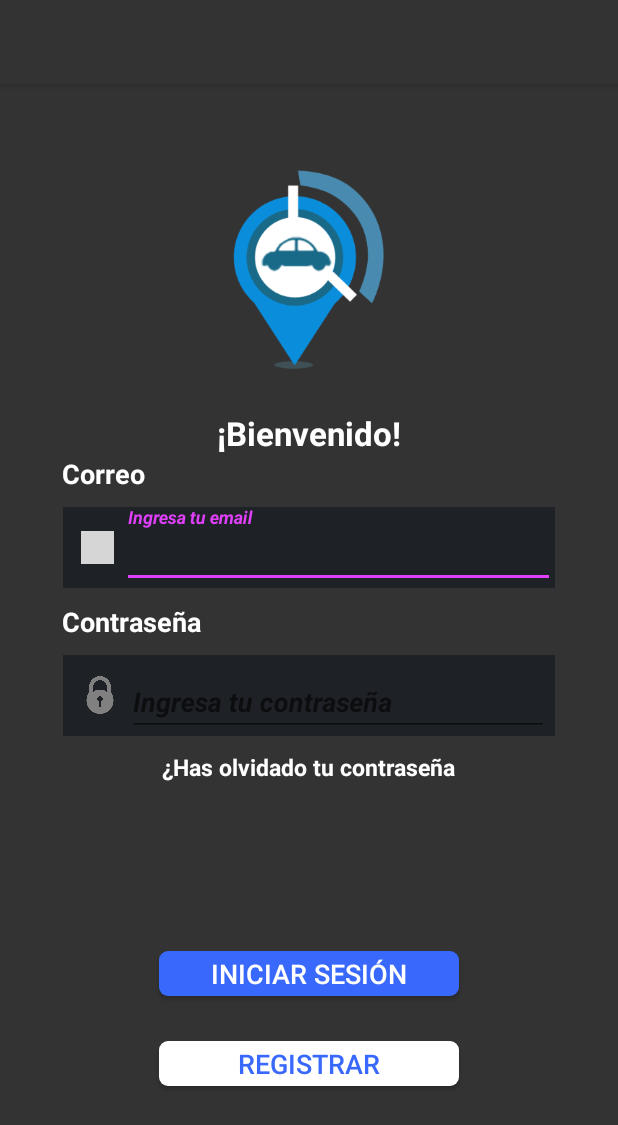
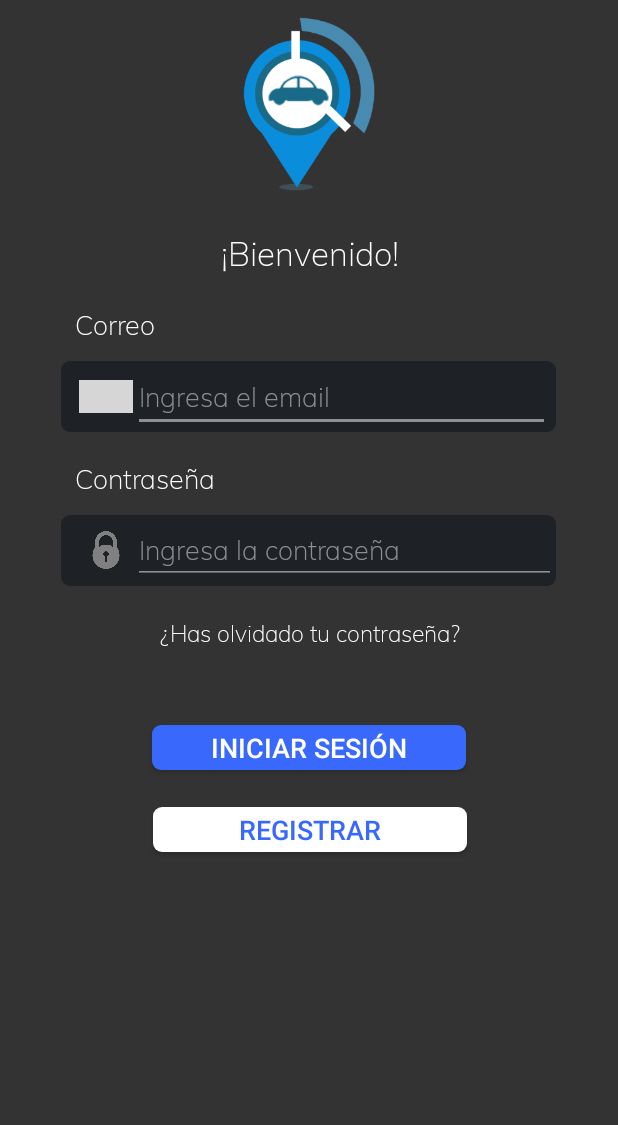
Before and after one commit to orjuela45/TransportAPP, an Android app: the screen it shows after launch (LoginActivity), on a phone screen of 412 x 824 dp. Shown: the top 1125 px of the screen. Run offline under Robolectric (Android 15) with nearby library versions, the phone set to English and light mode, and no system bars; our stand-ins replace Firebase (no records; nobody signed in at launch, a user with empty details on screens opened directly); libraries missing offline, so code that uses them is left out: dmax.dialog; 1 statement that could not run was skipped; grey boxes are pictures that could not be loaded.

Commit message:
Ajuste a vista de login y validacion con tabla Users

```diff
--- a/app/src/main/java/com/example/transportapp/activities/LoginActivity.java
+++ b/app/src/main/java/com/example/transportapp/activities/LoginActivity.java
@@ -8,28 +8,26 @@ import android.content.Intent;
 import android.os.Bundle;
 import android.view.View;
 import android.widget.Button;
+import android.widget.EditText;
 import android.widget.Toast;
 
-import com.google.android.gms.tasks.OnCompleteListener;
-import com.google.android.gms.tasks.Task;
 import com.google.android.material.textfield.TextInputEditText;
-import com.google.firebase.auth.AuthResult;
-import com.google.firebase.auth.FirebaseAuth;
+import com.google.firebase.database.DataSnapshot;
+import com.google.firebase.database.DatabaseError;
 import com.google.firebase.database.DatabaseReference;
 import com.google.firebase.database.FirebaseDatabase;
 import com.example.transportapp.R;
+import com.google.firebase.database.Query;
+import com.google.firebase.database.ValueEventListener;
 
 import dmax.dialog.SpotsDialog;
 
 public class LoginActivity extends AppCompatActivity {
 
-    TextInputEditText mTextInputEmail;
-    TextInputEditText mTextInputPassword;
+    EditText mTextInputEmail, mTextInputPassword;
     Button mButtonLogin;
     Button mButtonGoToRegister;
-
-    FirebaseAuth mAuth;
-    DatabaseReference mDatabase;
+    DatabaseReference databaseReference;
 
     AlertDialog mDialog;
 
@@ -37,14 +35,13 @@ public class LoginActivity extends AppCompatActivity {
     protected void onCreate(Bundle savedInstanceState) {
         super.onCreate(savedInstanceState);
         setContentView(R.layout.activity_login);
+        //Firebase
+        databaseReference = FirebaseDatabase.getInstance().getReference("Users");
 
         mTextInputEmail = findViewById(R.id.textInputEmail);
         mTextInputPassword = findViewById(R.id.textInputPassword);
         mButtonLogin = findViewById(R.id.btnLogin);
         mButtonGoToRegister = findViewById(R.id.btnRegister);
-
-        mAuth = FirebaseAuth.getInstance();
-        mDatabase = FirebaseDatabase.getInstance().getReference();
 
         mDialog = new SpotsDialog.Builder().setContext(LoginActivity.this).setMessage("Espere un momento").build();
 
@@ -64,22 +61,36 @@ public class LoginActivity extends AppCompatActivity {
 
     private void login() {
         String email = mTextInputEmail.getText().toString();
-        String password = mTextInputPassword.getText().toString();
-
+        final String password = mTextInputPassword.getText().toString();
         if(!email.isEmpty() && !password.isEmpty()) {
             if(password.length() >= 6) {
                 mDialog.show();
-              mAuth.signInWithEmailAndPassword(email, password).addOnCompleteListener(new OnCompleteListener<AuthResult>() {
-                  @Override
-                  public void onComplete(@NonNull Task<AuthResult> task) {
-                      if(task.isSuccessful()) {
-                          Toast.makeText(LoginActivity.this, "El login se realizo exitosamente", Toast.LENGTH_SHORT).show();
-                      } else {
-                          Toast.makeText(LoginActivity.this, "El correo o la password son incorrectos", Toast.LENGTH_SHORT).show();
-                      }
-                      mDialog.dismiss();
-                  }
-              });
+                Query q = databaseReference.orderByChild("email").equalTo(email);
+                q.addListenerForSingleValueEvent(new ValueEventListener() {
+                    @Override
+                    public void onDataChange(@NonNull DataSnapshot snapshot) {
+                        if (snapshot.exists()){
+                            for (DataSnapshot data:snapshot.getChildren()){
+                                String realPassword = data.child("password").getValue().toString();
+                                if (realPassword.equals(password)){
+                                    mDialog.dismiss();
+                                    Toast.makeText(LoginActivity.this, "El usuario puede ingresar", Toast.LENGTH_SHORT).show();
+                                }else{
+                                    mDialog.dismiss();
+                                    Toast.makeText(LoginActivity.this, "Contraseña incorrecta", Toast.LENGTH_SHORT).show();
+                                }
+                            }
+                        } else {
+                            mDialog.dismiss();
+                            Toast.makeText(LoginActivity.this, "El correo electronico no se encuentra registrado", Toast.LENGTH_SHORT).show();
+                        }
+                    }
+
+                    @Override
+                    public void onCancelled(@NonNull DatabaseError error) {
+
+                    }
+                });
             } else {
                 Toast.makeText(LoginActivity.this, "La contraseña debe tener más de 6 caracteres", Toast.LENGTH_SHORT).show();
             }
--- /dev/null
+++ b/app/src/main/res/drawable/my_border_inputs.xml
@@ -0,0 +1,6 @@
+<?xml version="1.0" encoding="utf-8"?>
+<shape xmlns:android="http://schemas.android.com/apk/res/android" android:shape="rectangle">
+    <solid android:color="#1E2126"/>
+    <stroke android:width="0dp" android:color="#1E2126"/>
+    <corners android:radius="6dp"/>
+</shape>
--- a/app/src/main/res/layout/activity_login.xml
+++ b/app/src/main/res/layout/activity_login.xml
@@ -1,174 +1,252 @@
 <?xml version="1.0" encoding="utf-8"?>
-<androidx.coordinatorlayout.widget.CoordinatorLayout xmlns:android="http://schemas.android.com/apk/res/android"
+<LinearLayout xmlns:android="http://schemas.android.com/apk/res/android"
     xmlns:app="http://schemas.android.com/apk/res-auto"
     xmlns:tools="http://schemas.android.com/tools"
     android:layout_width="match_parent"
     android:layout_height="match_parent"
+    android:background="#333333"
     android:fitsSystemWindows="true"
+    android:orientation="vertical"
     tools:context=".activities.LoginActivity">
-
-    <include layout="@layout/action_bar_toolbar" ></include>
 
     <LinearLayout
         android:layout_width="match_parent"
-        android:layout_height="match_parent"
-        android:background="@color/ColorFondo"
-        android:orientation="vertical">
+        android:layout_height="134dp"
+        android:orientation="horizontal">
 
         <ImageView
-            android:layout_width="222dp"
-            android:layout_height="154dp"
+            android:layout_width="match_parent"
+            android:layout_height="match_parent"
             android:layout_gravity="center"
-            android:layout_marginTop="100dp"
-            android:layout_marginBottom="20dp"
             android:src="@drawable/logo" />
+    </LinearLayout>
+
+    <LinearLayout
+        android:layout_width="match_parent"
+        android:layout_height="69dp"
+        android:orientation="horizontal">
 
         <TextView
             android:id="@+id/txtBienvenido"
-            android:layout_width="wrap_content"
+            android:layout_width="match_parent"
             android:layout_height="wrap_content"
             android:layout_gravity="center"
+            android:fontFamily="@font/muli_extralight"
             android:text="¡Bienvenido!"
+            android:textAlignment="center"
             android:textColor="@color/colorWhite"
             android:textSize="22sp"
             android:textStyle="bold" />
+    </LinearLayout>
+
+    <LinearLayout
+        android:layout_width="match_parent"
+        android:layout_height="37dp"
+        android:orientation="horizontal">
+
+        <Space
+            android:layout_width="152dp"
+            android:layout_height="match_parent"
+            android:layout_weight="1" />
 
         <TextView
             android:id="@+id/txtEmail"
-            android:layout_width="wrap_content"
-            android:layout_height="wrap_content"
-            android:layout_marginLeft="41dp"
+            android:layout_width="362dp"
+            android:layout_height="match_parent"
+            android:fontFamily="@font/muli_extralight"
             android:text="Correo"
             android:textColor="@color/colorWhite"
             android:textSize="18sp"
             android:textStyle="bold" />
 
+    </LinearLayout>
+
     <LinearLayout
-            android:layout_width="328dp"
-            android:layout_height="54dp"
-            android:layout_gravity="center"
-            android:layout_margin="10dp"
-            android:background="@color/ColorDarkX"
+        android:layout_width="match_parent"
+        android:layout_height="65dp"
+        android:orientation="horizontal">
+
+        <Space
+            android:layout_width="wrap_content"
+            android:layout_height="wrap_content"
+            android:layout_weight="1" />
+
+        <LinearLayout
+            android:layout_width="330dp"
+            android:layout_height="47dp"
+            android:background="@drawable/my_border_inputs"
             android:orientation="horizontal">
 
             <ImageView
-                android:layout_width="22dp"
+                android:layout_width="36dp"
                 android:layout_height="22dp"
                 android:layout_gravity="center"
                 android:layout_marginLeft="12dp"
 
                 android:src="@drawable/iuser" />
 
-            <com.google.android.material.textfield.TextInputLayout
-                android:layout_width="match_parent"
+            <EditText
+                android:id="@+id/textInputEmail"
+                android:layout_width="278dp"
                 android:layout_height="match_parent"
-                android:layout_marginLeft="5dp">
+                android:backgroundTint="#80FFFFFF"
+                android:ems="10"
+                android:fontFamily="@font/muli_extralight"
+                android:hint="Ingresa el email"
+                android:inputType="textEmailAddress"
+                android:singleLine="false"
+                android:textColor="#80FFFFFF"
+                android:textColorHint="#80FFFFFF" />
+        </LinearLayout>
 
-                <com.google.android.material.textfield.TextInputEditText
-                    android:id="@+id/textInputEmail"
-                    android:layout_width="match_parent"
+        <Space
+            android:layout_width="wrap_content"
             android:layout_height="wrap_content"
-                    android:hint="Ingresa tu email"
-                    android:inputType="textEmailAddress"
-                    android:textAllCaps="false"
-                    android:textColor="@color/ColorWhite50"
-                    android:textColorLink="@color/ColorPrimary2"
-                    android:textCursorDrawable="@color/ColorPrimary2"
-                    android:textStyle="bold|italic">
-
-
-                </com.google.android.material.textfield.TextInputEditText>
-
-            </com.google.android.material.textfield.TextInputLayout>
+            android:layout_weight="1" />
 
     </LinearLayout>
 
+    <LinearLayout
+        android:layout_width="match_parent"
+        android:layout_height="37dp"
+        android:orientation="horizontal">
+
+        <Space
+            android:layout_width="152dp"
+            android:layout_height="match_parent"
+            android:layout_weight="1" />
+
         <TextView
             android:id="@+id/txtPassword"
-            android:layout_width="wrap_content"
-            android:layout_height="wrap_content"
-            android:layout_marginLeft="41dp"
+            android:layout_width="362dp"
+            android:layout_height="match_parent"
+            android:fontFamily="@font/muli_extralight"
             android:text="Contraseña"
             android:textColor="@color/colorWhite"
             android:textSize="18sp"
             android:textStyle="bold" />
 
+    </LinearLayout>
+
     <LinearLayout
-            android:layout_width="328dp"
+        android:layout_width="match_parent"
         android:layout_height="54dp"
-            android:layout_gravity="center"
-            android:layout_margin="10dp"
-            android:background="@color/ColorDarkX"
+        android:orientation="horizontal">
+
+        <Space
+            android:layout_width="wrap_content"
+            android:layout_height="wrap_content"
+            android:layout_weight="1" />
+
+        <LinearLayout
+            android:layout_width="330dp"
+            android:layout_height="47dp"
+            android:background="@drawable/my_border_inputs"
             android:orientation="horizontal">
 
             <ImageView
-                android:layout_width="25dp"
+                android:layout_width="36dp"
                 android:layout_height="25dp"
                 android:layout_gravity="center"
                 android:layout_marginLeft="12dp"
                 android:src="@drawable/ipassword" />
 
-            <com.google.android.material.textfield.TextInputLayout
-                android:layout_width="281dp"
+            <EditText
+                android:id="@+id/textInputPassword"
+                style="@style/Widget.AppCompat.EditText"
+                android:layout_width="277dp"
                 android:layout_height="wrap_content"
-                android:layout_marginLeft="5dp">
+                android:layout_weight="1"
+                android:backgroundTint="#80FFFFFF"
+                android:ems="10"
+                android:fontFamily="@font/muli_extralight"
+                android:hint="Ingresa la contraseña"
+                android:inputType="textPassword"
+                android:textColor="#80FFFFFF"
+                android:textColorHint="#80FFFFFF" />
+        </LinearLayout>
 
-                <com.google.android.material.textfield.TextInputEditText
-                    android:id="@+id/textInputPassword"
-                    android:layout_width="match_parent"
+        <Space
+            android:layout_width="wrap_content"
             android:layout_height="wrap_content"
-                    android:hint="Ingresa tu contraseña"
-                    android:inputType="textPassword"
-                    android:textStyle="bold|italic">
-
-
-                </com.google.android.material.textfield.TextInputEditText>
-
-            </com.google.android.material.textfield.TextInputLayout>
+            android:layout_weight="1" />
 
     </LinearLayout>
 
+    <LinearLayout
+        android:layout_width="match_parent"
+        android:layout_height="49dp"
+        android:orientation="horizontal">
+
         <TextView
             android:id="@+id/txtOlvidoPassword"
-            android:layout_width="wrap_content"
+            android:layout_width="match_parent"
             android:layout_height="wrap_content"
             android:layout_gravity="center"
-            android:text="¿Has olvidado tu contraseña"
+            android:fontFamily="@font/muli_extralight"
+            android:text="¿Has olvidado tu contraseña?"
+            android:textAlignment="center"
             android:textColor="@color/colorWhite"
             android:textSize="15sp"
             android:textStyle="bold" />
+    </LinearLayout>
+
+    <Space
+        android:layout_width="match_parent"
+        android:layout_height="26dp" />
 
     <LinearLayout
         android:layout_width="match_parent"
-            android:layout_height="match_parent"
-            android:gravity="bottom"
-            android:orientation="vertical">
+        android:layout_height="52dp"
+        android:gravity="bottom">
+
+        <Space
+            android:layout_width="wrap_content"
+            android:layout_height="wrap_content"
+            android:layout_weight="1" />
 
         <Button
             android:id="@+id/btnLogin"
-                android:layout_width="200dp"
+            android:layout_width="209dp"
             android:layout_height="30dp"
             android:layout_gravity="center"
-                android:layout_marginTop="100dp"
-                android:layout_marginBottom="20dp"
             android:background="@drawable/my_border"
             android:backgroundTint="@color/ColorPrimary2"
             android:text="Iniciar sesión"
             android:textColor="@color/colorWhite"
             android:textSize="18sp" />
 
+        <Space
+            android:layout_width="wrap_content"
+            android:layout_height="wrap_content"
+            android:layout_weight="1" />
+
+    </LinearLayout>
+
+    <LinearLayout
+        android:layout_width="match_parent"
+        android:layout_height="57dp"
+        android:orientation="horizontal">
+
+        <Space
+            android:layout_width="150dp"
+            android:layout_height="wrap_content"
+            android:layout_weight="1" />
+
         <Button
             android:id="@+id/btnRegister"
-                android:layout_width="200dp"
+            android:layout_width="209dp"
             android:layout_height="30dp"
             android:layout_gravity="center"
-                android:layout_marginTop="10dp"
-                android:layout_marginBottom="100dp"
             android:background="@drawable/my_border"
             android:backgroundTint="@color/colorWhite"
             android:text="Registrar"
             android:textColor="@color/ColorPrimary2"
             android:textSize="18sp" />
+
+        <Space
+            android:layout_width="149dp"
+            android:layout_height="21dp"
+            android:layout_weight="1" />
     </LinearLayout>
 </LinearLayout>
-</androidx.coordinatorlayout.widget.CoordinatorLayout>
```
Lines whose indentation alone changed are shown as unchanged.
